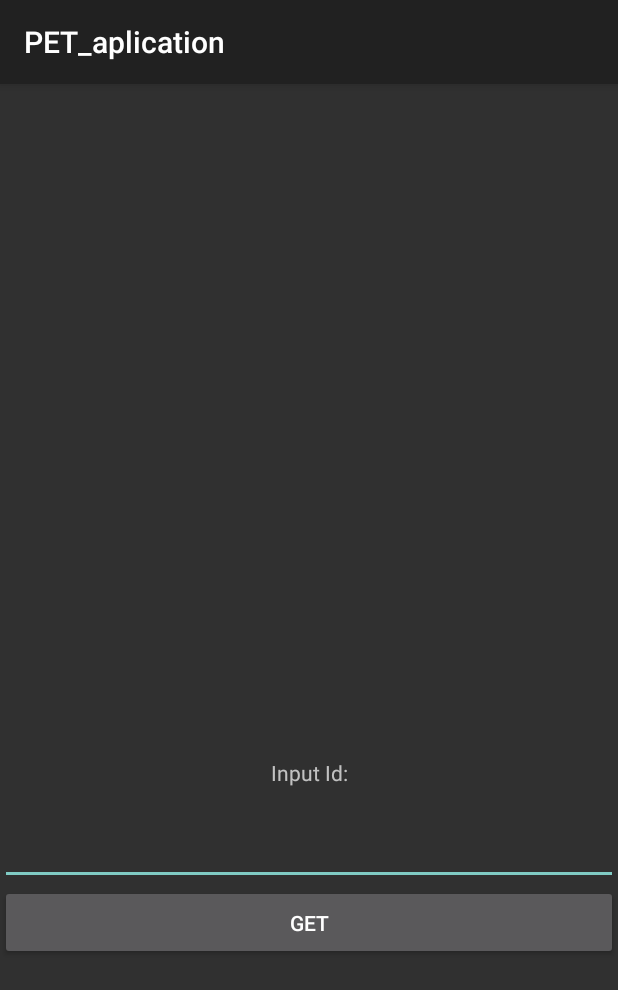
After one commit to refoxyk/PET_API_project, an Android app: the ThirdActivity screen opened directly, with no data from a screen before it, on a phone screen of 412 x 824 dp. The commit adds this screen. Shown: the top 990 px of the screen. Run offline under Robolectric (Android 15) with nearby library versions, the light colour scheme and no system bars.

Commit message:
Add ThirdActivity and make get requests to API

```diff
--- /dev/null
+++ b/client_side/client_side/app/src/main/java/com/example/pet_aplication/ThirdActivity.kt
@@ -0,0 +1,77 @@
+package com.example.pet_aplication
+
+import android.os.Bundle
+import android.widget.Button
+import android.widget.EditText
+import android.widget.TextView
+import android.widget.Toast
+
+import androidx.appcompat.app.AppCompatActivity
+
+import com.example.pet_aplication.models.Client
+import com.example.pet_aplication.network.RetrofitInstance
+
+import retrofit2.Call
+import retrofit2.Callback
+import retrofit2.Response
+
+class ThirdActivity : AppCompatActivity() {
+    override fun onCreate(savedInstanceState: Bundle?) {
+        super.onCreate(savedInstanceState)
+        setContentView(R.layout.activity_third)
+        val tv_name = findViewById<TextView>(R.id.name_tv)
+        val tv_email = findViewById<TextView>(R.id.email_tv)
+        val tv_phone = findViewById<TextView>(R.id.phoneNumber_tv)
+        val tv_address = findViewById<TextView>(R.id.address_tv)
+        val tv_createdAt = findViewById<TextView>(R.id.createdAt_tv)
+        val et_client_id = findViewById<EditText>(R.id.client_id_et)
+        val bt_get = findViewById<Button>(R.id.get_bt)
+
+
+        bt_get.setOnClickListener{
+            val client_id = et_client_id.text.toString()
+            if (client_id.isNotEmpty()){
+                val id = client_id.toInt()
+
+                getClientById(id){client ->
+                    if(client != null){
+                        tv_name.setText(client.fullName)
+                        tv_email.setText(client.email)
+                        tv_phone.setText(client.phoneNumber)
+                        tv_address.setText(client.address)
+                        tv_createdAt.setText(client.createdAt)
+
+                        Toast.makeText(this, "Client downloaded",Toast.LENGTH_LONG).show()
+                    }else{
+                        Toast.makeText(this,"Client don't founded",Toast.LENGTH_LONG).show()
+                    }
+
+                }
+            }else{
+                Toast.makeText(this,"Input ID",Toast.LENGTH_LONG).show()
+            }
+
+        }
+
+
+    }
+
+
+    private fun getClientById(clientId: Int, callback: (Client?) -> Unit) {
+        val call = RetrofitInstance.api.getClientById(clientId)
+
+        call.enqueue(object : Callback<Client> {
+            override fun onResponse(call: Call<Client>, response: Response<Client>) {
+                if (response.isSuccessful) {
+                    callback(response.body())
+                } else {
+                    callback(null)
+                }
+            }
+
+            override fun onFailure(call: Call<Client>, t: Throwable) {
+                callback(null)
+            }
+        })
+    }
+}
--- a/client_side/client_side/app/src/main/res/layout/activity_second.xml
+++ b/client_side/client_side/app/src/main/res/layout/activity_second.xml
@@ -134,10 +134,10 @@
         android:text="@string/submit"/>
 
     <Button
-        android:id="@+id/get_bt"
+        android:id="@+id/next_sec_bt"
         android:layout_width="200dp"
         android:layout_height="50dp"
-        android:text="@string/get"/>
+        android:text="@string/next"/>
 
 
 </LinearLayout>
--- /dev/null
+++ b/client_side/client_side/app/src/main/res/layout/activity_third.xml
@@ -0,0 +1,54 @@
+<?xml version="1.0" encoding="utf-8"?>
+<LinearLayout xmlns:android="http://schemas.android.com/apk/res/android"
+    xmlns:app="http://schemas.android.com/apk/res-auto"
+    xmlns:tools="http://schemas.android.com/tools"
+    android:id="@+id/main"
+    android:layout_width="match_parent"
+    android:layout_height="match_parent"
+    tools:context=".ThirdActivity"
+    android:orientation="vertical"
+    android:gravity="center">
+
+    <TextView
+        android:id="@+id/name_tv"
+        android:gravity="center"
+        android:layout_width="match_parent"
+        android:layout_height="50dp"/>
+    <TextView
+        android:id="@+id/email_tv"
+        android:gravity="center"
+        android:layout_width="match_parent"
+        android:layout_height="50dp"/>
+    <TextView
+        android:id="@+id/address_tv"
+        android:gravity="center"
+        android:layout_width="match_parent"
+        android:layout_height="50dp"/>
+    <TextView
+        android:id="@+id/phoneNumber_tv"
+        android:gravity="center"
+        android:layout_width="match_parent"
+        android:layout_height="50dp"/>
+    <TextView
+        android:id="@+id/createdAt_tv"
+        android:gravity="center"
+        android:layout_width="match_parent"
+        android:layout_height="50dp"/>
+    <TextView
+        android:gravity="center"
+        android:layout_width="match_parent"
+        android:layout_height="50dp"
+        android:text="@string/input_id"/>
+    <EditText
+        android:id="@+id/client_id_et"
+        android:gravity="center"
+        android:layout_width="match_parent"
+        android:layout_height="50dp"/>
+    <Button
+        android:id="@+id/get_bt"
+        android:text="@string/get"
+        android:gravity="center"
+        android:layout_width="match_parent"
+        android:layout_height="50dp"/>
+
+</LinearLayout>
--- a/client_side/client_side/app/src/main/res/values/strings.xml
+++ b/client_side/client_side/app/src/main/res/values/strings.xml
@@ -9,4 +9,5 @@
     <string name="input_address">Input address: </string>
     <string name="submit">Submit</string>
     <string name="get">Get</string>
+    <string name="input_id">Input Id: </string>
 </resources>
--- a/client_side/client_side/gradle/libs.versions.toml
+++ b/client_side/client_side/gradle/libs.versions.toml
@@ -1,5 +1,5 @@
 [versions]
-agp = "8.6.0"
+agp = "8.8.0"
 kotlin = "1.9.0"
 coreKtx = "1.10.1"
 junit = "4.13.2"
```
Also changed, not shown: client_side/client_side/app/src/main/AndroidManifest.xml (+5 -3 lines), client_side/client_side/app/src/main/java/com/example/pet_aplication/SecondActivity.kt (+6 -57 lines), client_side/client_side/gradle/wrapper/gradle-wrapper.properties.
